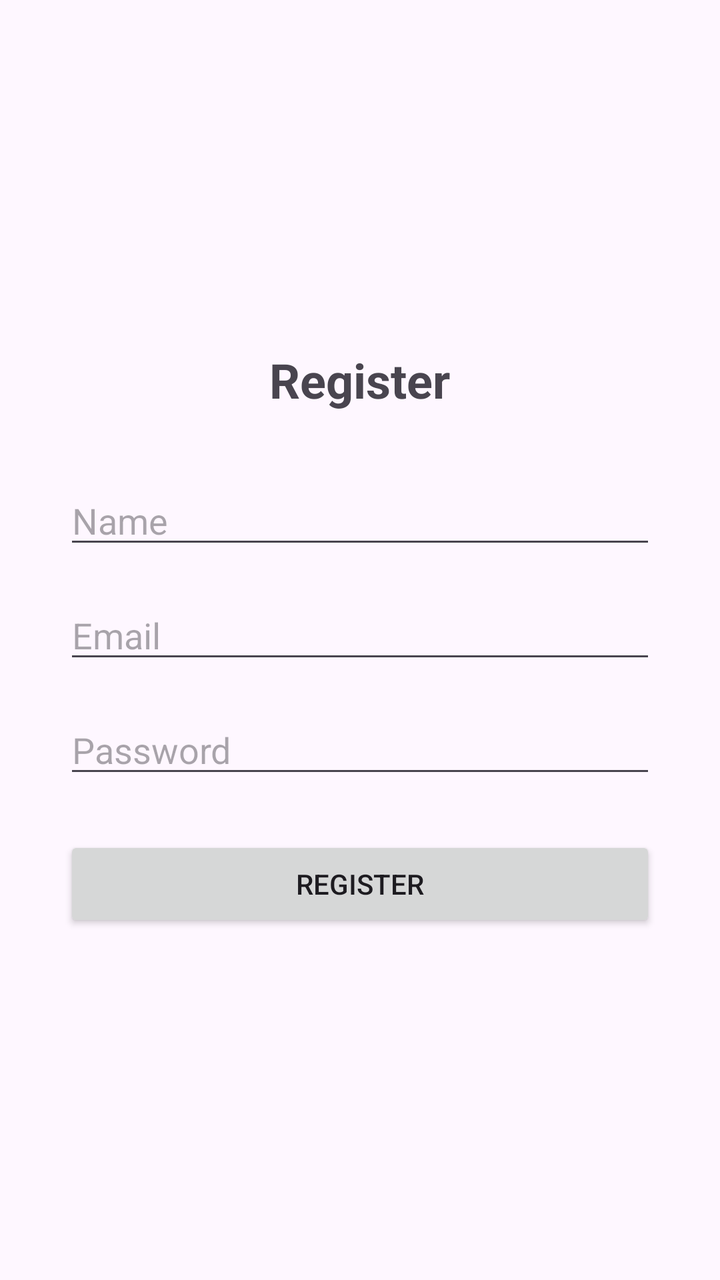
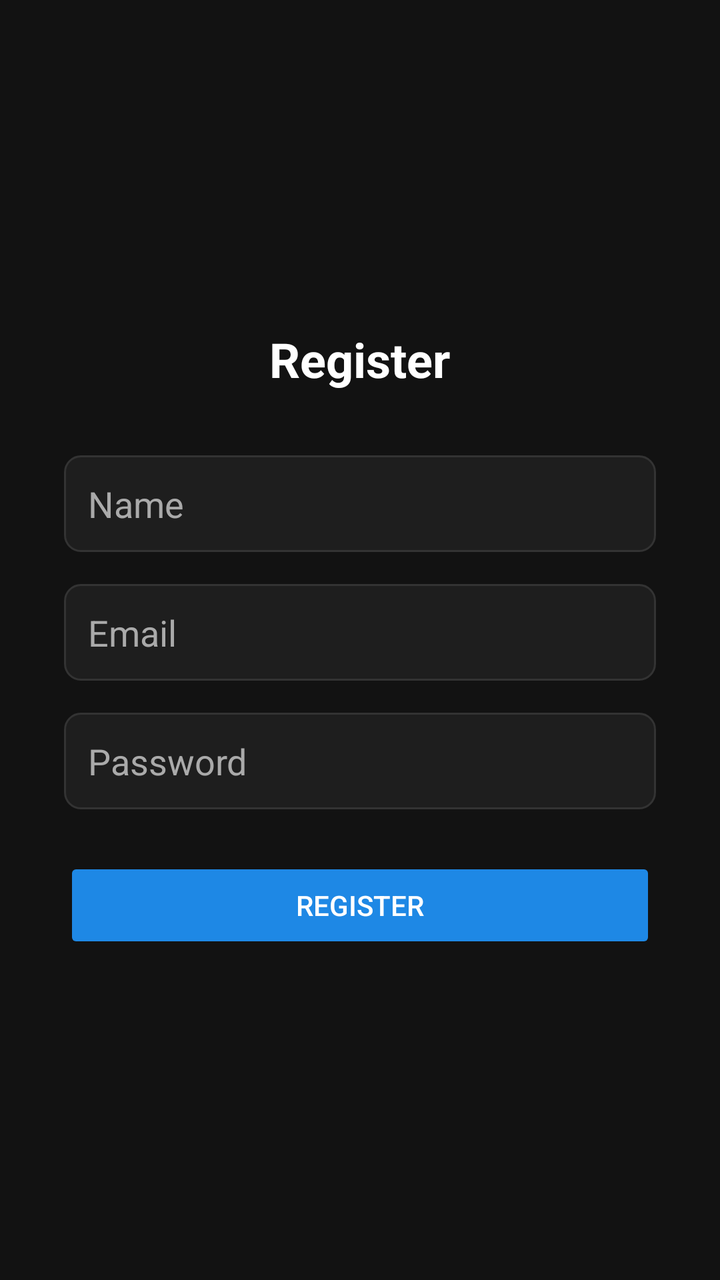

Screens rendered from an Android XML layout before and after an edit, with the pre-edit source and the edit as a unified diff.
<!-- AndroidManifest.xml: application theme Theme.BookBorrow -->
<!-- res/layout/activity_register.xml -->
<?xml version="1.0" encoding="utf-8"?>
<LinearLayout xmlns:android="http://schemas.android.com/apk/res/android"
    android:id="@+id/register_root"
    android:layout_width="match_parent"
    android:layout_height="match_parent"
    android:orientation="vertical"
    android:gravity="center"
    android:padding="32dp">

    <TextView
        android:layout_width="wrap_content"
        android:layout_height="wrap_content"
        android:text="Register"
        android:textSize="24sp"
        android:textStyle="bold"
        android:layout_marginBottom="32dp" />

    <EditText
        android:id="@+id/etName"
        android:layout_width="match_parent"
        android:layout_height="wrap_content"
        android:hint="Name"
        android:layout_marginBottom="16dp" />

    <EditText
        android:id="@+id/etEmail"
        android:layout_width="match_parent"
        android:layout_height="wrap_content"
        android:hint="Email"
        android:inputType="textEmailAddress"
        android:layout_marginBottom="16dp" />

    <EditText
        android:id="@+id/etPassword"
        android:layout_width="match_parent"
        android:layout_height="wrap_content"
        android:hint="Password"
        android:inputType="textPassword"
        android:layout_marginBottom="24dp" />

    <Button
        android:id="@+id/btnRegister"
        android:layout_width="match_parent"
        android:layout_height="wrap_content"
        android:text="Register" />

</LinearLayout>
<!-- resources referenced by this layout -->
<resources>
  <style name="Theme.BookBorrow" parent="Base.Theme.BookBorrow" />
  <style name="Base.Theme.BookBorrow" parent="Theme.Material3.DayNight.NoActionBar">
          
          
      </style>
</resources>

<!-- the commit's change to res/layout/activity_register.xml (unified diff, before → after) -->
@@ -5,7 +5,8 @@
     android:layout_height="match_parent"
     android:orientation="vertical"
     android:gravity="center"
-    android:padding="32dp">
+    android:padding="32dp"
+    android:background="#121212">
 
     <TextView
         android:layout_width="wrap_content"
@@ -13,6 +14,7 @@
         android:text="Register"
         android:textSize="24sp"
         android:textStyle="bold"
+        android:textColor="#FFFFFF"
         android:layout_marginBottom="32dp" />
 
     <EditText
@@ -20,7 +22,10 @@
         android:layout_width="match_parent"
         android:layout_height="wrap_content"
         android:hint="Name"
-        android:layout_marginBottom="16dp" />
+        android:textColorHint="#AAAAAA"
+        android:background="@drawable/edit_text_dark"
+        android:layout_marginBottom="16dp"
+        android:padding="12dp" />
 
     <EditText
         android:id="@+id/etEmail"
@@ -28,7 +33,10 @@
         android:layout_height="wrap_content"
         android:hint="Email"
         android:inputType="textEmailAddress"
-        android:layout_marginBottom="16dp" />
+        android:textColorHint="#AAAAAA"
+        android:background="@drawable/edit_text_dark"
+        android:layout_marginBottom="16dp"
+        android:padding="12dp" />
 
     <EditText
         android:id="@+id/etPassword"
@@ -36,12 +44,20 @@
         android:layout_height="wrap_content"
         android:hint="Password"
         android:inputType="textPassword"
-        android:layout_marginBottom="24dp" />
+        android:textColorHint="#AAAAAA"
+        android:textColor="#FFFFFF"
+        android:background="@drawable/edit_text_dark"
+        android:layout_marginBottom="24dp"
+        android:padding="12dp" />
 
     <Button
         android:id="@+id/btnRegister"
         android:layout_width="match_parent"
         android:layout_height="wrap_content"
-        android:text="Register" />
+        android:text="Register"
+        android:textColor="#FFFFFF"
+        android:backgroundTint="#1E88E5"
+        android:padding="12dp"
+        android:stateListAnimator="@null" />
 
 </LinearLayout>
<!-- resource entries referenced after the edit -->
@@ -1,5 +1,14 @@
 <!-- resources referenced by this layout -->
 <resources>
+  <!-- drawable edit_text_dark (drawable) -->
+  <shape xmlns:android="http://schemas.android.com/apk/res/android"
+      android:shape="rectangle">
+      <solid android:color="#1E1E1E"/>
+      <corners android:radius="8dp"/>
+      <stroke
+          android:width="1dp"
+          android:color="#333333"/>
+  </shape>
   <style name="Theme.BookBorrow" parent="Base.Theme.BookBorrow" />
   <style name="Base.Theme.BookBorrow" parent="Theme.Material3.DayNight.NoActionBar">
           
